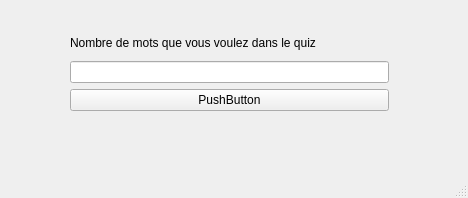
Qt form quizvocab.ui (EldernXa/LearnVocab) before a commit.
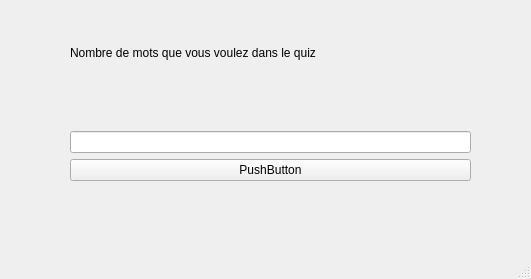
The same form after that commit.

Commit message: start shuffle list of vocab

Patch:
```diff
--- a/quizvocab.ui
+++ b/quizvocab.ui
@@ -6,21 +6,21 @@
    <rect>
     <x>0</x>
     <y>0</y>
-    <width>468</width>
-    <height>198</height>
+    <width>531</width>
+    <height>279</height>
    </rect>
   </property>
   <property name="windowTitle">
    <string>MainWindow</string>
   </property>
   <widget class="QWidget" name="centralwidget">
-   <widget class="QWidget" name="">
+   <widget class="QWidget" name="layoutWidget">
     <property name="geometry">
      <rect>
       <x>70</x>
       <y>30</y>
-      <width>319</width>
-      <height>81</height>
+      <width>401</width>
+      <height>151</height>
      </rect>
     </property>
     <layout class="QVBoxLayout" name="verticalLayout">
@@ -31,6 +31,13 @@
        </property>
       </widget>
      </item>
+     <item>
+      <widget class="QLabel" name="labelMaxWordAvailable">
+       <property name="text">
+        <string/>
+       </property>
+      </widget>
+     </item>
      <item>
       <widget class="QLineEdit" name="lineEditNumberOfWord"/>
      </item>
@@ -43,6 +50,19 @@
      </item>
     </layout>
    </widget>
+   <widget class="QLabel" name="errorInputNbOfWordLbl">
+    <property name="geometry">
+     <rect>
+      <x>70</x>
+      <y>190</y>
+      <width>399</width>
+      <height>40</height>
+     </rect>
+    </property>
+    <property name="text">
+     <string/>
+    </property>
+   </widget>
   </widget>
   <widget class="QMenuBar" name="menubar">
    <property name="geometry">
```
Left out of the diff: 2 changed lines with no effect on the pictures. The commit also changes 2 other files.
